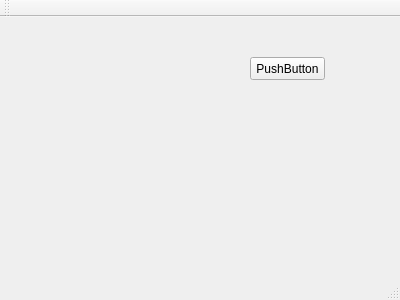
Old version of the form ATOassignment/atoassignmentmainwindow.ui in the repository stephaniaa/stephAssignment1.
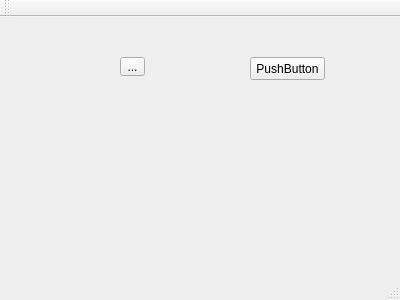
New version of the form.

Commit message: Tool bar

Patch:
```diff
--- a/ATOassignment/atoassignmentmainwindow.ui
+++ b/ATOassignment/atoassignmentmainwindow.ui
@@ -27,6 +27,19 @@
      <string>PushButton</string>
     </property>
    </widget>
+   <widget class="QToolButton" name="toolButton">
+    <property name="geometry">
+     <rect>
+      <x>120</x>
+      <y>40</y>
+      <width>25</width>
+      <height>19</height>
+     </rect>
+    </property>
+    <property name="text">
+     <string>...</string>
+    </property>
+   </widget>
   </widget>
   <widget class="QMenuBar" name="menuBar">
    <property name="geometry">
```
The commit also changes 3 other files.
